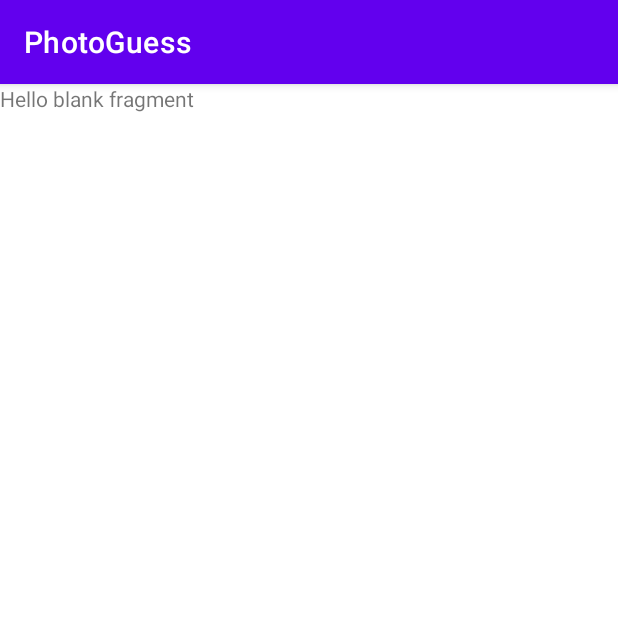
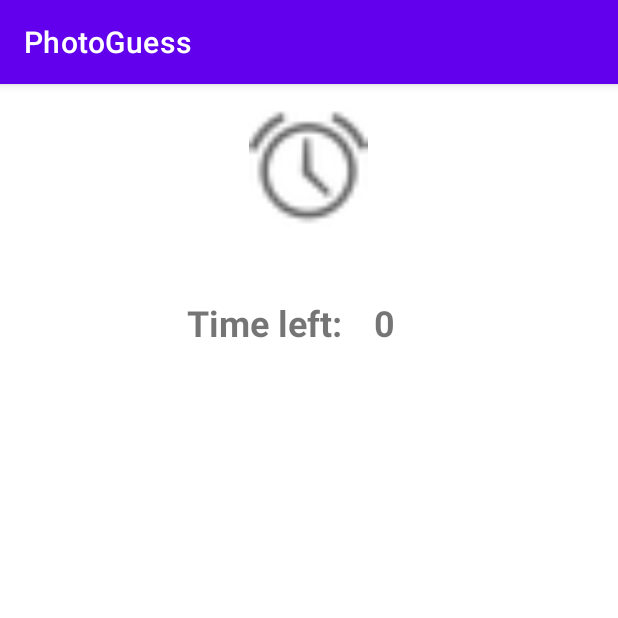
Before and after one commit to shech2/PhotoGuess, an Android app: the fragment WaitingRoomFragment shown on its own in the app's theme, on a phone screen of 412 x 824 dp, the top half of it. Run offline under Robolectric (Android 15) with nearby library versions, the light colour scheme and no system bars; our stand-ins replace Firebase (no records; nobody signed in at launch, a user with empty details on screens opened directly); 2 statements that could not run were skipped.

```diff
--- a/app/src/main/java/com/example/photoguess/WaitingRoomFragment.java
+++ b/app/src/main/java/com/example/photoguess/WaitingRoomFragment.java
@@ -2,16 +2,57 @@ package com.example.photoguess;
 
 import android.os.Bundle;
 
+import androidx.activity.result.ActivityResultLauncher;
+import androidx.annotation.NonNull;
 import androidx.fragment.app.Fragment;
 
 import android.view.LayoutInflater;
 import android.view.View;
 import android.view.ViewGroup;
+
+import com.example.photoguess.databinding.FragmentPhotoPickerBinding;
+import com.example.photoguess.databinding.FragmentWaitingRoomBinding;
+import com.google.firebase.database.DataSnapshot;
+import com.google.firebase.database.DatabaseError;
+import com.google.firebase.database.DatabaseReference;
+import com.google.firebase.database.FirebaseDatabase;
+import com.google.firebase.database.ValueEventListener;
+import com.google.firebase.storage.FirebaseStorage;
+import com.google.firebase.storage.StorageReference;
+
 public class WaitingRoomFragment extends Fragment {
+
+    FragmentWaitingRoomBinding binding;
+    View view;
+    DatabaseReference roomRef;
+    FirebaseDatabase database;
+    String roomPin;
+    ValueEventListener timeLeftEventListener;
+
     @Override
     public View onCreateView(LayoutInflater inflater, ViewGroup container,
                              Bundle savedInstanceState) {
-        // Inflate the layout for this fragment
-        return inflater.inflate(R.layout.fragment_waiting_room, container, false);
+        savedInstanceState = this.getArguments();
+        assert savedInstanceState != null;
+        roomPin = savedInstanceState.getString("roomPin");
+        binding = FragmentWaitingRoomBinding.inflate(inflater, container, false);
+        database = FirebaseDatabase.getInstance("https://photoguess-6deb1-default-rtdb.europe-west1.firebasedatabase.app/");
+        roomRef = database.getReference("Rooms").child("Room_" + roomPin);
+        view = binding.getRoot();
+        timeLeftEventListener = new ValueEventListener() {
+            @Override
+            public void onDataChange(@NonNull DataSnapshot snapshot) {
+                int timeLeft = snapshot.getValue(Integer.class);
+                binding.TimerTV.setText(String.valueOf(timeLeft));
+            }
+
+            @Override
+            public void onCancelled(@NonNull DatabaseError error) {
+
+            }
+        };
+        // The event listener is ON THE CHILD!!!!
+        roomRef.child("Time Left").addValueEventListener(timeLeftEventListener);
+        return view;
     }
 }
--- a/app/src/main/java/com/example/photoguess/gameLobbyFragment.java
+++ b/app/src/main/java/com/example/photoguess/gameLobbyFragment.java
@@ -157,6 +157,7 @@ public class gameLobbyFragment extends Fragment {
 
     public void startGame(){
         setRandomUploader();
+        roomRef.child("Time Left").setValue(30);
         roomRef.child("GameStarted").setValue(true);
     }
 
--- a/app/src/main/res/layout/fragment_waiting_room.xml
+++ b/app/src/main/res/layout/fragment_waiting_room.xml
@@ -1,14 +1,54 @@
 <?xml version="1.0" encoding="utf-8"?>
-<FrameLayout xmlns:android="http://schemas.android.com/apk/res/android"
+<androidx.constraintlayout.widget.ConstraintLayout xmlns:android="http://schemas.android.com/apk/res/android"
+    xmlns:app="http://schemas.android.com/apk/res-auto"
     xmlns:tools="http://schemas.android.com/tools"
     android:layout_width="match_parent"
     android:layout_height="match_parent"
     tools:context=".WaitingRoomFragment">
 
-    <!-- TODO: Update blank fragment layout -->
+
     <TextView
-        android:layout_width="match_parent"
-        android:layout_height="match_parent"
-        android:text="@string/hello_blank_fragment" />
+        android:id="@+id/Timer"
+        android:layout_width="112dp"
+        android:layout_height="32dp"
+        android:layout_marginStart="100dp"
+        android:text=" Time left:"
+        android:textSize="24sp"
+        android:textStyle="bold"
+        app:layout_constraintBottom_toBottomOf="parent"
+        app:layout_constraintEnd_toStartOf="@+id/TimerTV"
+        app:layout_constraintStart_toStartOf="parent"
+        app:layout_constraintTop_toTopOf="parent"
+        app:layout_constraintVertical_bias="0.194" />
 
-</FrameLayout>
+    <ImageView
+        android:id="@+id/TimerView"
+        android:layout_width="92dp"
+        android:layout_height="79dp"
+        android:layout_marginStart="159dp"
+        android:layout_marginTop="16dp"
+        android:layout_marginEnd="160dp"
+        android:contentDescription="Clock image"
+        android:scrollbarSize="20dp"
+        android:src="@android:drawable/ic_lock_idle_alarm"
+        app:layout_constraintBottom_toTopOf="@+id/Timer"
+        app:layout_constraintEnd_toEndOf="parent"
+        app:layout_constraintHorizontal_bias="0.0"
+        app:layout_constraintStart_toStartOf="parent"
+        app:layout_constraintTop_toTopOf="parent"
+        app:layout_constraintVertical_bias="0.0" />
+
+    <TextView
+        android:id="@+id/TimerTV"
+        android:layout_width="wrap_content"
+        android:layout_height="32dp"
+        android:layout_marginEnd="130dp"
+        android:text="30"
+        android:textSize="24sp"
+        android:textStyle="bold"
+        app:layout_constraintBottom_toBottomOf="@+id/Timer"
+        app:layout_constraintEnd_toEndOf="parent"
+        app:layout_constraintStart_toEndOf="@+id/Timer"
+        app:layout_constraintTop_toTopOf="@+id/Timer" />
+
+</androidx.constraintlayout.widget.ConstraintLayout>
```
Also changed, not shown: app/src/main/java/com/example/photoguess/PhotoPickerFragment.java (+35 -2 lines), app/src/main/res/layout/fragment_photo_picker.xml (+5 -7 lines).
